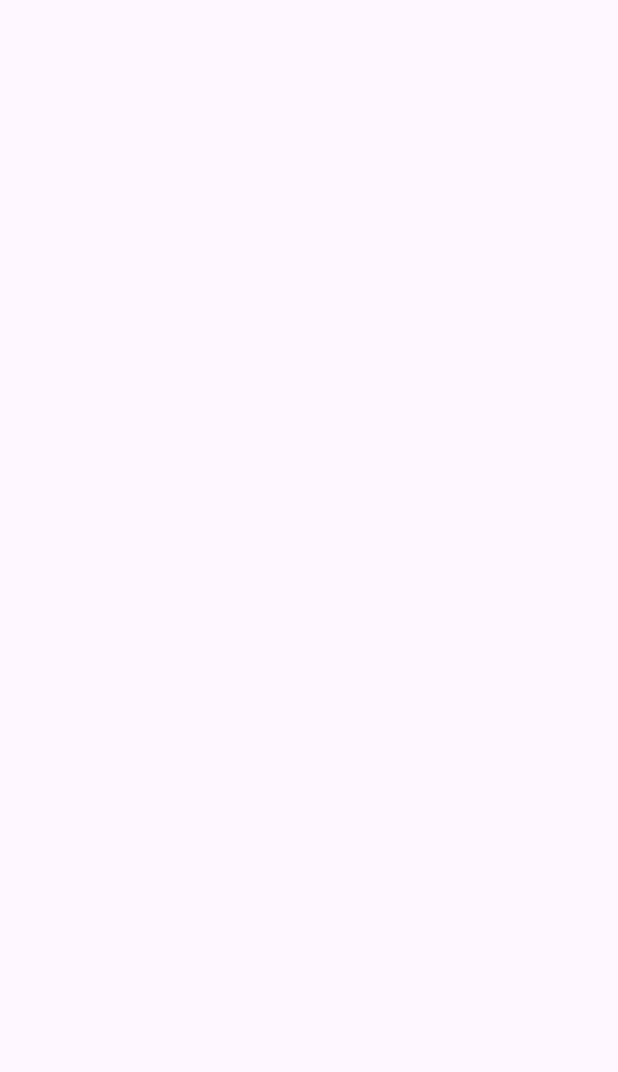
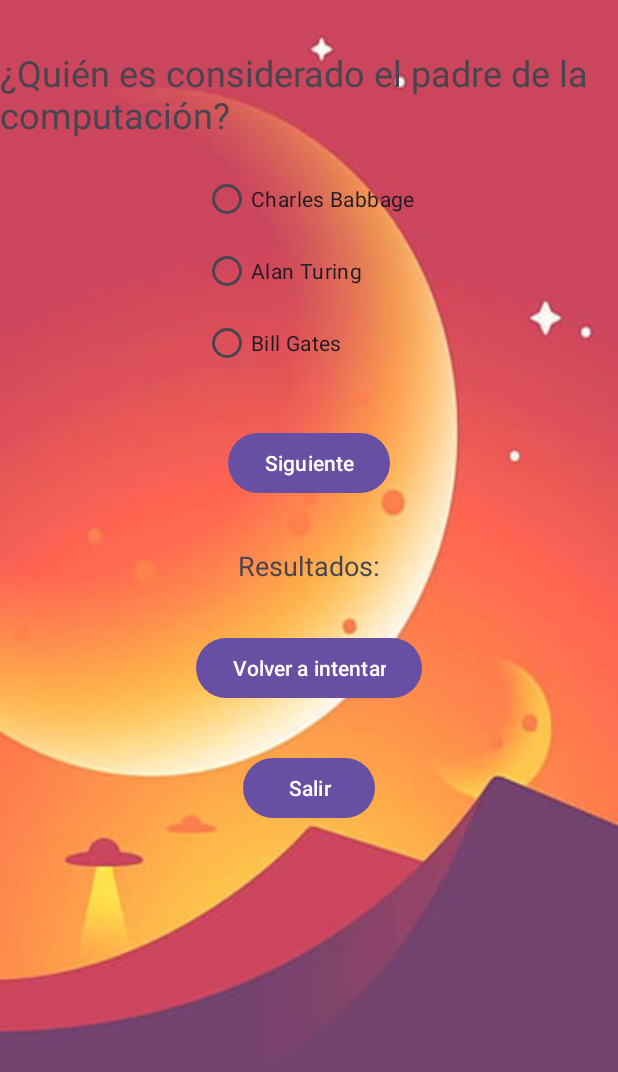
Before and after one commit to miguerc12/APP2_JUEGODEPREGUNTAS_MIGUELRC, an Android app: the screen it shows after launch (MainActivity), on a phone screen of 412 x 824 dp. Before the commit the part shown is empty. Shown: the top 1072 px of the screen. Run offline under Robolectric (Android 15) with nearby library versions, the phone set to English and light mode, and no system bars.

Commit message:
agregue el final de mi .java

```diff
--- a/app/src/main/java/rodriguez/miguel/app2_juegopreguntasfinal_miguelrc/MainActivity.java
+++ b/app/src/main/java/rodriguez/miguel/app2_juegopreguntasfinal_miguelrc/MainActivity.java
@@ -45,6 +45,97 @@ public class MainActivity extends AppCompatActivity {
             {"Python", "Java", "C++"}, // Pregunta 9
             {"Un software para almacenar y gestionar grandes cantidades de datos", "Un componente de hardware", "Un lenguaje de programación"} // Pregunta 10
     };
+    private int[] respuestas = {1, 0, 1, 0, 1, 0, 0, 0, 0, 0};
+    private int preguntaActual = 0;
+    private int respuestasCorrectas = 0;
 
+    @Override
+    protected void onCreate(Bundle savedInstanceState) {
+        super.onCreate(savedInstanceState);
+        setContentView(R.layout.activity_main);
+
+        preguntaTextView = findViewById(R.id.preguntaTextView);
+        resultadosTextView = findViewById(R.id.resultadosTextView);
+        opcionesRadioGroup = findViewById(R.id.opcionesRadioGroup);
+        opcion1RadioButton = findViewById(R.id.opcion1RadioButton);
+        opcion2RadioButton = findViewById(R.id.opcion2RadioButton);
+        opcion3RadioButton = findViewById(R.id.opcion3RadioButton);
+        siguienteButton = findViewById(R.id.siguienteButton);
+        volverIntentarButton = findViewById(R.id.volverIntentarButton);
+        salirButton = findViewById(R.id.salirButton);
+
+        mostrarPregunta();
+        siguienteButton.setOnClickListener(new View.OnClickListener() {
+            @Override
+            public void onClick(View v) {
+                comprobarRespuesta();
+                if (preguntaActual < preguntas.length) {
+                    mostrarPregunta();
+                } else {
+                    mostrarResultados();
+                }
+            }
+        });
+
+        volverIntentarButton.setOnClickListener(new View.OnClickListener() {
+            @Override
+            public void onClick(View v) {
+                reiniciarJuego();
+            }
+        });
+
+        salirButton.setOnClickListener(new View.OnClickListener() {
+            @Override
+            public void onClick(View v) {
+                finish();
+            }
+        });
+    }
+
+    private void reiniciarJuego() {
+        preguntaActual = 0;
+        respuestasCorrectas = 0;
+        mostrarPregunta();
+        resultadosTextView.setText("");
+        siguienteButton.setVisibility(View.VISIBLE);
+    }
+
+    private void mostrarPregunta() {
+        preguntaTextView.setText(preguntas[preguntaActual]);
+        opcion1RadioButton.setText(opciones[preguntaActual][0]);
+        opcion2RadioButton.setText(opciones[preguntaActual][1]);
+        opcion3RadioButton.setText(opciones[preguntaActual][2]);
+        opcionesRadioGroup.clearCheck();
+        preguntaActual++;
+    }
+
+    private void comprobarRespuesta() {
+        int idSeleccionado = opcionesRadioGroup.getCheckedRadioButtonId();
+        RadioButton radioButtonSeleccionado = findViewById(idSeleccionado);
+        int indiceRespuesta = opcionesRadioGroup.indexOfChild(radioButtonSeleccionado);
+        if (indiceRespuesta == respuestas[preguntaActual - 1]) {
+            respuestasCorrectas++;
+        }
+    }
+
+    private void mostrarResultados() {
+        double promedio = (double) respuestasCorrectas / preguntas.length * 10;
+        String mensaje = "";
+
+        if (promedio >= 1 && promedio <= 3) {
+            mensaje = "Dedicate a otra cosa :)";
+        } else if (promedio >= 4 && promedio <= 5) {
+            mensaje = "Estudia un poco mas :(";
+        } else if (promedio >= 6 && promedio <= 7) {
+            mensaje = "De panzaso :,)";
+        } else if (promedio >= 8 && promedio <= 9) {
+            mensaje = "Bien, pero puedes mejorar aun mas";
+        } else if (promedio == 10) {
+            mensaje = " wow! Eres todo un Niño rata";
+        }
+
+        resultadosTextView.setText("Resultados: " + respuestasCorrectas + " respuestas correctas de 10.\nPromedio: " + promedio + "\nMensaje: " + mensaje);
+        siguienteButton.setVisibility(View.GONE);
+    }
 
 }
```
